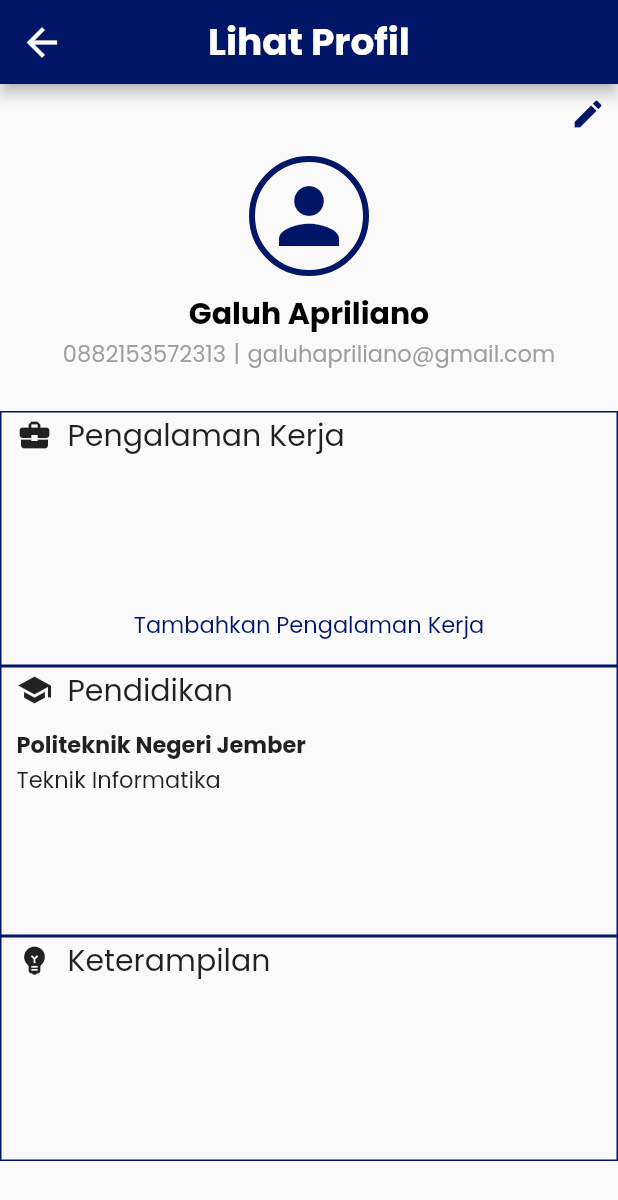
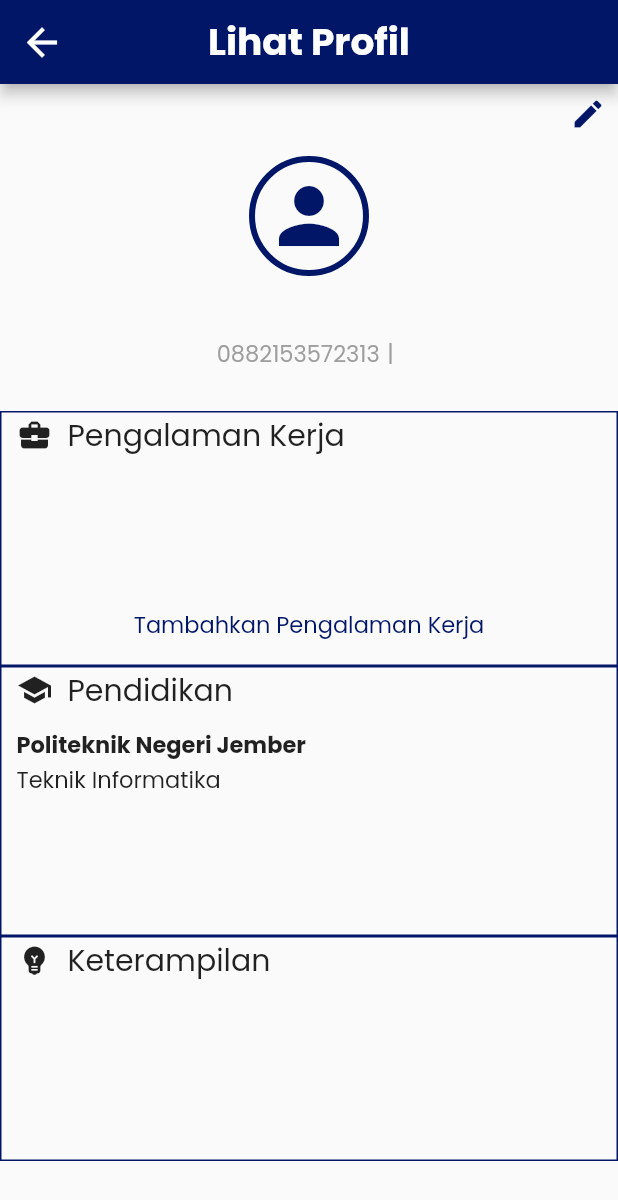
Before and after one commit to ardianhilmip35/coba_mobile_go_job, a Flutter app: the Profil screen opened directly, after a tap on "Kelola Profilmu", on a phone screen of 412 x 824 dp. Shown: the top 1200 px of the screen. Run offline on Flutter 3.47's test engine with Material 2 defaults, Android fonts, the phone set to English and light mode, and no system bars; our stand-ins replace get, google_fonts, google_sign_in, shared_preferences; missing offline and left inert: flutter_email_sender; accounts and stored records are empty; network calls fail.

Commit message:
galuh commit

```diff
--- /dev/null
+++ b/lib/controller/logincontroller.dart
@@ -0,0 +1,16 @@
+import 'package:get/get.dart';
+import 'package:go_job/pages/login.dart';
+import 'package:google_sign_in/google_sign_in.dart';
+
+class LoginController extends GetxController {
+  var _googleSignin = GoogleSignIn();
+  var googleAccount = Rx<GoogleSignInAccount?>(null);
+
+  login() async{
+    googleAccount.value = await _googleSignin.signIn();
+  }
+
+  logout() async{
+    googleAccount.value = await _googleSignin.signOut();
+  }
+}
--- a/lib/pages/login.dart
+++ b/lib/pages/login.dart
@@ -1,4 +1,5 @@
 // import 'dart:ffi';
+import 'package:go_job/controller/logincontroller.dart';
 import 'package:google_sign_in/google_sign_in.dart';
 import 'package:flutter/material.dart';
 import 'package:go_job/model/login_model.dart';
@@ -18,6 +19,8 @@ class Login extends StatefulWidget {
 }
 
 class _LoginState extends State<Login> {
+  final controller = Get.put(LoginController());
+
   bool _isLoading = false;
   final _formKey = GlobalKey<FormState>();
   var email, password;
@@ -169,7 +172,7 @@ class _LoginState extends State<Login> {
                       primary: primarycolor,
                     ),
                     onPressed: () {
-                      GoogleSignIn().signIn();
+                      controller.login();
                     },
                     icon: Icon(
                       Icons.login,
--- a/lib/pages/profil.dart
+++ b/lib/pages/profil.dart
@@ -1,6 +1,7 @@
 import 'dart:io';
 import 'package:flutter/material.dart';
 import 'package:flutter_email_sender/flutter_email_sender.dart';
+import 'package:go_job/controller/logincontroller.dart';
 import 'package:go_job/pages/lamar_sekarang.dart';
 import 'package:go_job/pages/riwayatlamaran.dart';
 import 'package:go_job/pages/simpanlowongan.dart';
@@ -16,6 +17,8 @@ class Profil extends StatefulWidget {
 }
 
 class _ProfilState extends State<Profil> {
+  final controller = Get.put(LoginController());
+
   final Email email = Email(
     body: 'Hello,',
     subject: 'I Need Help',
@@ -90,22 +93,12 @@ class _ProfilState extends State<Profil> {
               ),
               child: Row(
                 children: <Widget>[
-                  Container(
-                    //Container Foto Profil
-                    margin: EdgeInsets.only(left: 20),
-                    width: 80,
-                    height: 80,
-                    decoration: BoxDecoration(
-                      color: Colors.grey,
-                      border: Border.all(color: Colors.white, width: 4),
-                      shape: BoxShape.circle,
-                    ),
-                    child: Icon(
-                      //Icon Foto Profil
-                      Icons.person,
-                      color: Colors.white,
-                      size: 70,
-                    ),
+                  Padding(padding: EdgeInsets.only(left: 10)),
+                  CircleAvatar(
+                    radius: 50,
+                    backgroundImage: Image.network(
+                            controller.googleAccount.value?.photoUrl ?? '')
+                        .image,
                   ),
                   Container(
                     //Container Nama Profil
@@ -115,7 +108,7 @@ class _ProfilState extends State<Profil> {
                       crossAxisAlignment: CrossAxisAlignment.start,
                       children: <Widget>[
                         Text(
-                          "Galuh Apriliano",
+                          controller.googleAccount.value?.displayName ?? '',
                           style: GoogleFonts.poppins(
                               fontWeight: FontWeight.bold,
                               fontSize: 20,
@@ -250,7 +243,9 @@ class _ProfilState extends State<Profil> {
               ),
               child: RaisedButton(
                 //Button Logout
-                onPressed: () => {},
+                onPressed: () {
+                  controller.logout();
+                },
                 color: Colors.white,
                 child: Container(
                   padding: const EdgeInsets.only(top: 5.0, bottom: 5),
--- a/lib/pages/viewprofil.dart
+++ b/lib/pages/viewprofil.dart
@@ -1,4 +1,5 @@
 import 'package:flutter/material.dart';
+import 'package:go_job/controller/logincontroller.dart';
 import 'package:go_job/shared/shared.dart';
 import 'package:google_fonts/google_fonts.dart';
 import 'package:get/get.dart';
@@ -11,6 +12,8 @@ class ViewProfil extends StatefulWidget {
 }
 
 class _ViewProfilState extends State<ViewProfil> {
+  final controller = Get.put(LoginController());
+
   @override
   Widget build(BuildContext context) {
     return Scaffold(
@@ -77,7 +80,7 @@ class _ViewProfilState extends State<ViewProfil> {
                       crossAxisAlignment: CrossAxisAlignment.center,
                       children: <Widget>[
                         Text(
-                          "Galuh Apriliano",
+                          controller.googleAccount.value?.displayName ?? '',
                           textAlign: TextAlign.center,
                           style: GoogleFonts.poppins(
                               fontWeight: FontWeight.bold,
@@ -100,7 +103,7 @@ class _ViewProfilState extends State<ViewProfil> {
                             ),
                             Padding(padding: EdgeInsets.only(right: 5)),
                             Text(
-                              "galuhapriliano@gmail.com",
+                              controller.googleAccount.value?.email ?? '',
                               style: GoogleFonts.poppins(
                                   fontSize: 15, color: Colors.grey),
                             ),
```
Also changed, not shown: lib/pages/dashboard.dart (+13 -8 lines), lib/pages/simpanlowongan.dart (+20 -23 lines).
